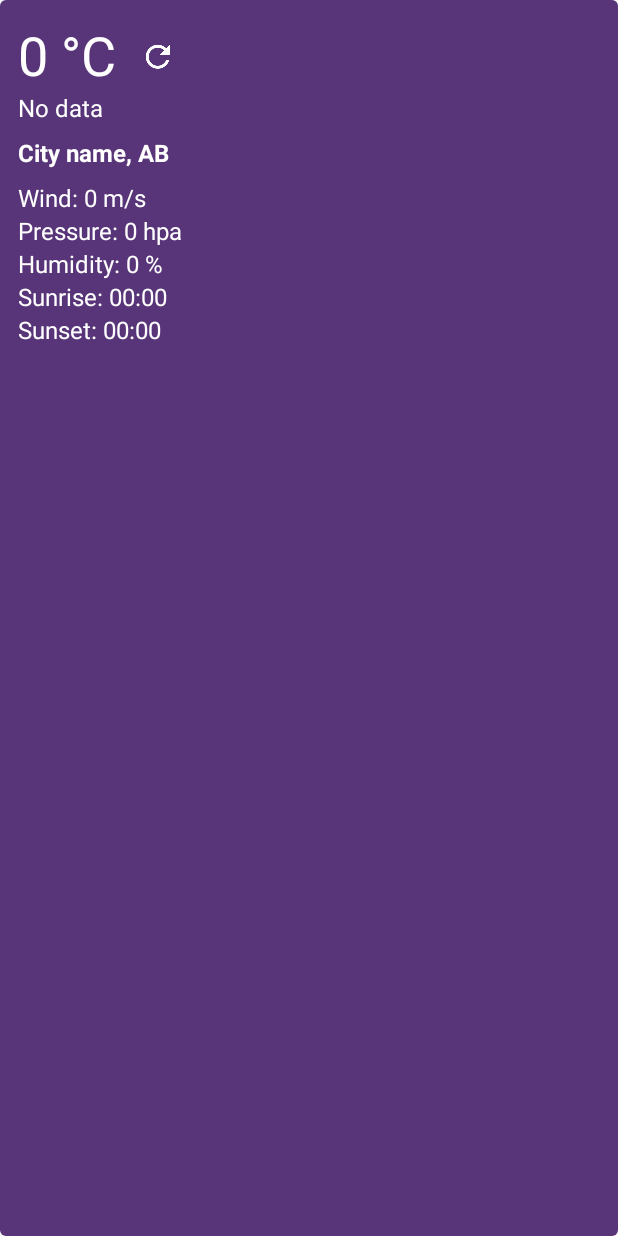
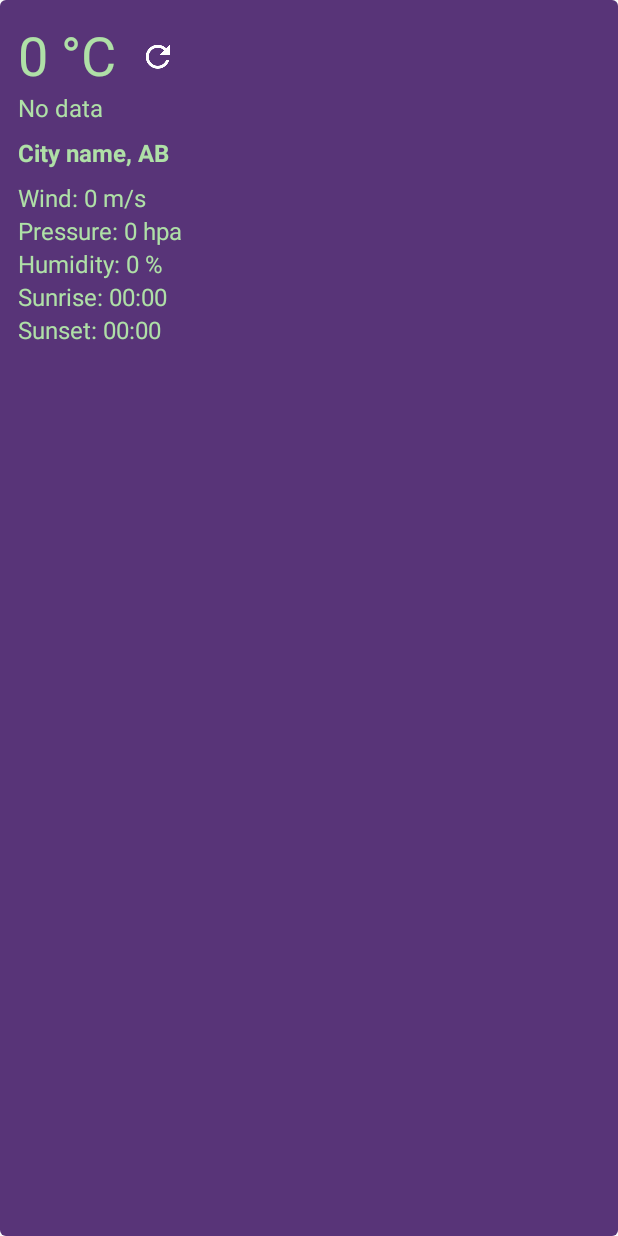
Before and after one commit to mari-am/8803_mas, an Android app: the layout extensive_widget.xml on its own in the app's theme, with its tools: preview values and no code run, on a phone screen of 412 x 824 dp. Run offline under Robolectric (Android 15) with nearby library versions, the phone set to English and light mode, and no system bars.

Commit message:
Changed font color to green

```diff
--- a/app/src/main/res/values/colors.xml
+++ b/app/src/main/res/values/colors.xml
@@ -38,7 +38,7 @@
 
     <color name="splashBackground">#607d8b</color>
 
-    <color name="text_light">#ffffff</color>
+    <color name="text_light">#afe0a7</color>
     <color name="text_dark">#000000</color>
     <color name="tab_indicator">#ffffff</color>
 </resources>
```
Also changed, not shown: 1780 other files.
